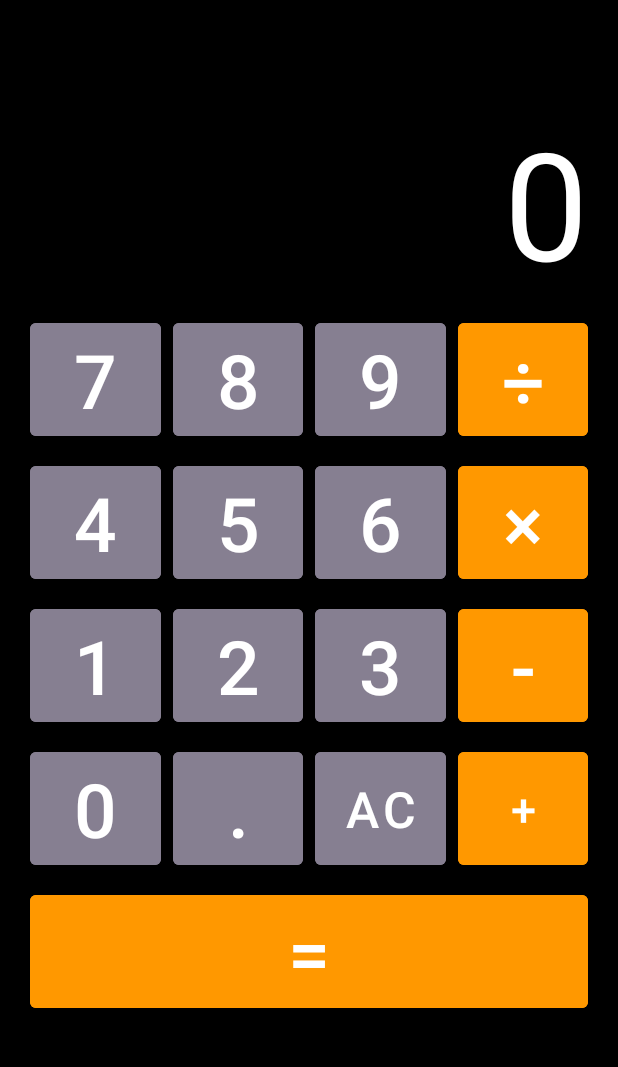
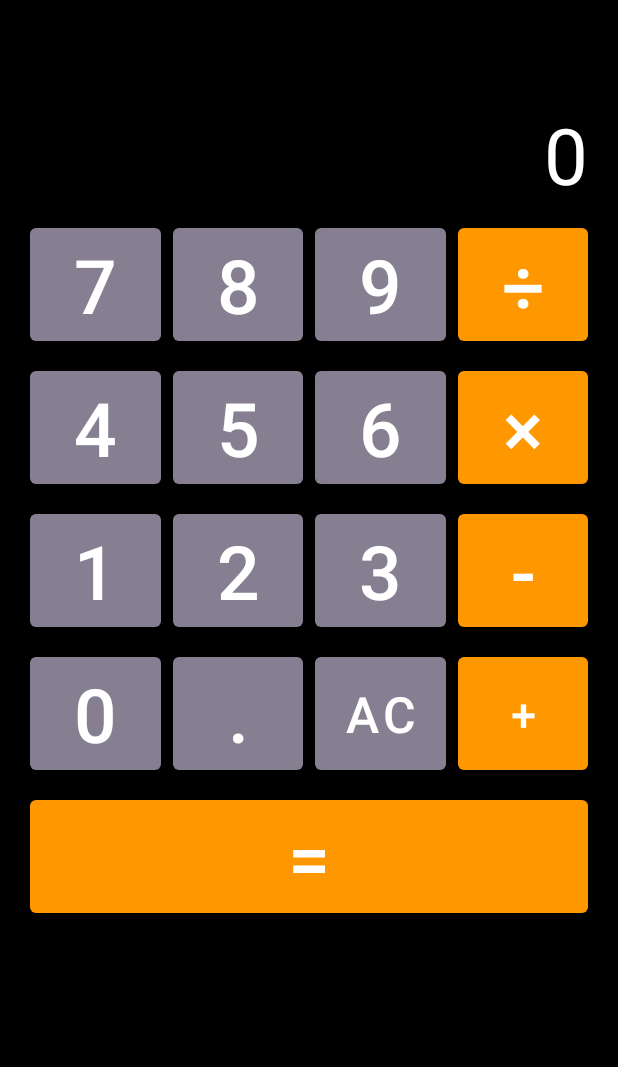
Before and after one commit to y-ay-81313/kadai1_calculator_android, an Android app: the screen it shows after launch (MainActivity), on a phone screen of 412 x 824 dp, the part 84-1151 px from its top. Run offline under Robolectric (Android 15) with nearby library versions, the phone set to English and light mode, and no system bars.

Commit message:
電卓完成

```diff
--- a/app/src/main/res/layout/activity_main.xml
+++ b/app/src/main/res/layout/activity_main.xml
@@ -18,7 +18,7 @@
         android:layout_height="0dp"
         android:layout_marginStart="8dp"
         android:layout_marginEnd="20dp"
-        android:backgroundTint="#FF9800"
+        app:backgroundTint="@color/button_orange"
         android:text="+"
         android:textAlignment="center"
         android:textColor="@color/white"
@@ -35,7 +35,7 @@
         android:layout_height="wrap_content"
         android:layout_marginStart="8dp"
         android:layout_marginEnd="20dp"
-        android:backgroundTint="#FF9800"
+        app:backgroundTint="@color/button_orange"
         android:text="÷"
         android:textAlignment="center"
         android:textColor="@color/white"
@@ -51,7 +51,7 @@
         app:layout_constraintHorizontal_weight="1"
         android:layout_height="0dp"
         android:layout_marginStart="8dp"
-        android:backgroundTint="#867F91"
+        app:backgroundTint="@color/button_gray"
         android:text="AC"
         android:textAlignment="center"
         android:textColor="@color/white"
@@ -67,7 +67,7 @@
         app:layout_constraintHorizontal_weight="1"
         android:layout_height="wrap_content"
         android:layout_marginStart="8dp"
-        android:backgroundTint="#867F91"
+        app:backgroundTint="@color/button_gray"
         android:text="3"
         android:textAlignment="center"
         android:textColor="@color/white"
@@ -84,7 +84,7 @@
         android:layout_height="wrap_content"
         android:layout_marginStart="8dp"
         android:layout_marginEnd="20dp"
-        android:backgroundTint="#FF9800"
+        app:backgroundTint="@color/button_orange"
         android:text="-"
         android:textAlignment="center"
         android:textColor="@color/white"
@@ -100,7 +100,7 @@
         app:layout_constraintHorizontal_weight="1"
         android:layout_height="wrap_content"
         android:layout_marginStart="8dp"
-        android:backgroundTint="#867F91"
+        app:backgroundTint="@color/button_gray"
         android:text="6"
         android:textAlignment="center"
         android:textColor="@color/white"
@@ -117,7 +117,7 @@
         android:layout_height="wrap_content"
         android:layout_marginStart="8dp"
         android:layout_marginEnd="20dp"
-        android:backgroundTint="#FF9800"
+        app:backgroundTint="@color/button_orange"
         android:text="×"
         android:textAlignment="center"
         android:textColor="@color/white"
@@ -133,7 +133,7 @@
         app:layout_constraintHorizontal_weight="1"
         android:layout_height="wrap_content"
         android:layout_marginStart="8dp"
-        android:backgroundTint="#867F91"
+        app:backgroundTint="@color/button_gray"
         android:text="9"
         android:textAlignment="center"
         android:textColor="@color/white"
@@ -149,7 +149,7 @@
         app:layout_constraintHorizontal_weight="1"
         android:layout_height="wrap_content"
         android:layout_marginStart="8dp"
-        android:backgroundTint="#867F91"
+        app:backgroundTint="@color/button_gray"
         android:text="."
         android:textAlignment="center"
         android:textColor="@color/white"
@@ -165,7 +165,7 @@
         app:layout_constraintHorizontal_weight="1"
         android:layout_height="wrap_content"
         android:layout_marginStart="8dp"
-        android:backgroundTint="#867F91"
+        app:backgroundTint="@color/button_gray"
         android:text="2"
         android:textAlignment="center"
         android:textColor="@color/white"
@@ -181,7 +181,7 @@
         app:layout_constraintHorizontal_weight="1"
         android:layout_height="wrap_content"
         android:layout_marginStart="8dp"
-        android:backgroundTint="#867F91"
+        app:backgroundTint="@color/button_gray"
         android:text="5"
         android:textAlignment="center"
         android:textColor="@color/white"
@@ -197,7 +197,7 @@
         app:layout_constraintHorizontal_weight="1"
         android:layout_height="wrap_content"
         android:layout_marginStart="8dp"
-        android:backgroundTint="#867F91"
+        app:backgroundTint="@color/button_gray"
         android:text="8"
         android:textAlignment="center"
         android:textColor="@color/white"
@@ -210,14 +210,16 @@
     <TextView
         android:id="@+id/goukei"
         android:layout_width="match_parent"
-        android:layout_height="wrap_content"
+        android:layout_height="70dp"
         android:layout_marginLeft="20dp"
         android:layout_marginEnd="20dp"
         android:layout_marginTop="68dp"
+        android:autoSizeTextType="uniform"
+        android:gravity="bottom|right"
+        android:maxLines="1"
         android:text="0"
-        android:textAlignment="viewEnd"
         android:textColor="@color/white"
-        android:textSize="100sp"
+        app:autoSizeMinTextSize="12sp"
         app:layout_constraintLeft_toLeftOf="parent"
         app:layout_constraintTop_toTopOf="parent" />
 
@@ -242,7 +244,7 @@
         android:layout_height="wrap_content"
         android:layout_marginStart="20dp"
         android:layout_marginTop="8dp"
-        android:backgroundTint="#867F91"
+        app:backgroundTint="@color/button_gray"
         android:text="7"
         android:textAlignment="center"
         android:textColor="@color/white"
@@ -258,14 +260,14 @@
         android:layout_height="wrap_content"
         android:layout_marginStart="20dp"
         android:layout_marginTop="8dp"
+        app:backgroundTint="@color/button_gray"
         android:text="4"
         android:textAlignment="center"
         android:textColor="@color/white"
         android:textSize="50sp"
         app:layout_constraintStart_toStartOf="parent"
         app:layout_constraintTop_toBottomOf="@+id/seven"
-        app:layout_constraintEnd_toStartOf="@id/five"
-        android:backgroundTint="#867F91" />
+        app:layout_constraintEnd_toStartOf="@id/five" />
 
     <Button
         android:id="@+id/one"
@@ -274,7 +276,7 @@
         android:layout_height="wrap_content"
         android:layout_marginStart="20dp"
         android:layout_marginTop="8dp"
-        android:backgroundTint="#867F91"
+        app:backgroundTint="@color/button_gray"
         android:text="1"
         android:textAlignment="center"
         android:textColor="@color/white"
@@ -290,7 +292,7 @@
         android:layout_height="wrap_content"
         android:layout_marginStart="20dp"
         android:layout_marginTop="8dp"
-        android:backgroundTint="@color/button_gray"
+        app:backgroundTint="@color/button_gray"
         android:text="0"
         android:textAlignment="center"
         android:textColor="@color/white"
@@ -306,7 +308,7 @@
         android:layout_marginStart="20dp"
         android:layout_marginEnd="20dp"
         android:layout_marginTop="8dp"
-        android:backgroundTint="#FF9800"
+        app:backgroundTint="@color/button_orange"
         android:text="="
         android:textAlignment="center"
         android:textColor="@color/white"
--- a/app/src/main/res/values/colors.xml
+++ b/app/src/main/res/values/colors.xml
@@ -8,4 +8,5 @@
     <color name="black">#FF000000</color>
     <color name="white">#FFFFFFFF</color>
     <color name="button_gray">#867F91</color>
+    <color name="button_orange">#FF9800</color>
 </resources>
```
Also changed, not shown: app/src/main/java/jp/ay/kadai1_calculator/MainActivity.java (+201 -52 lines).
